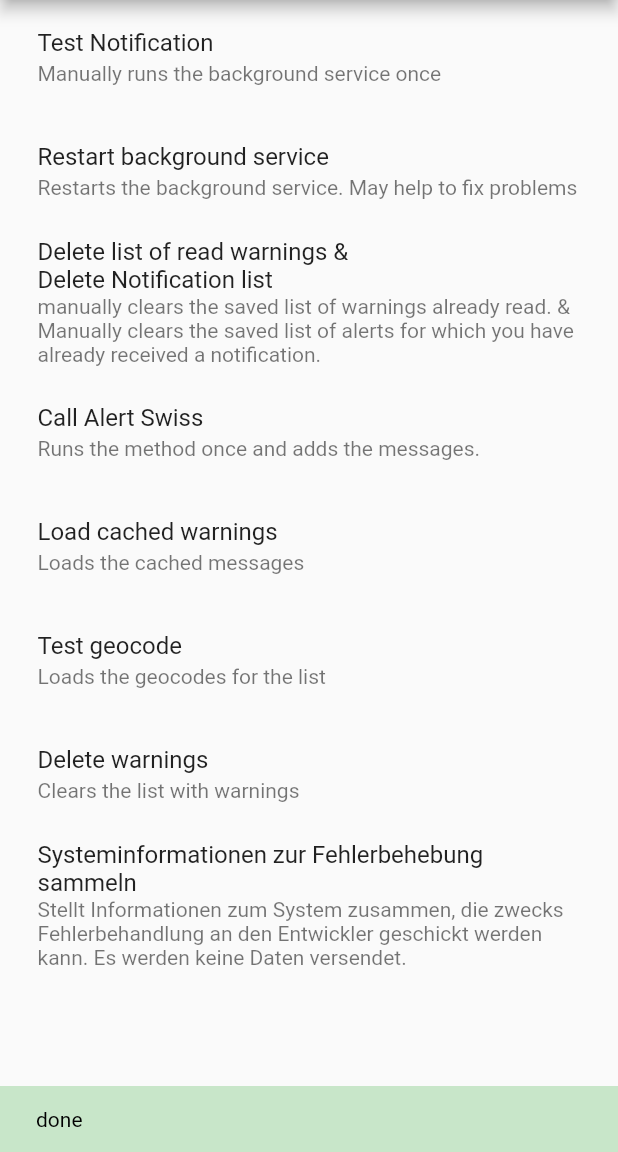
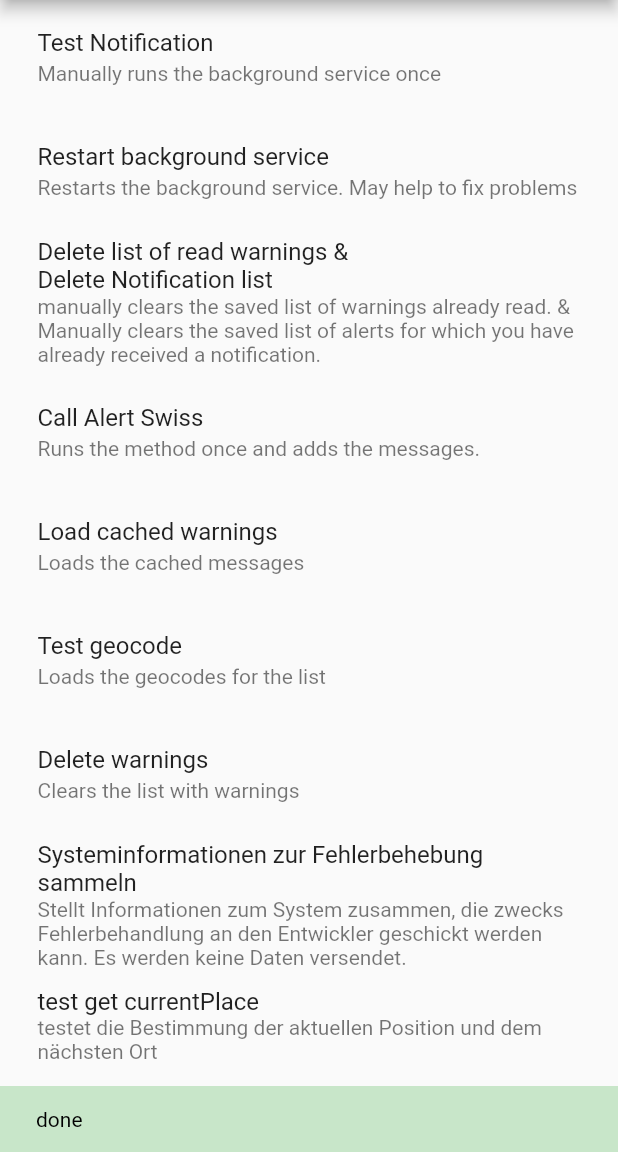
Before and after one commit to nucleus-ffm/foss_warn, a Flutter app: the DevSettings screen opened directly, after a tap on "Load cached warnings", on a phone screen of 412 x 824 dp, the part 84-1236 px from its top. Run offline on Flutter 3.47's test engine with Material 2 defaults, Android fonts, the phone set to English and light mode, and no system bars; our stand-ins replace flutter_local_notifications, geolocator, rxdart, share_plus, shared_preferences; missing offline and left inert: android_alarm_manager_plus, shared_preferences_android; accounts and stored records are empty; generated files the repository leaves out were written again; network calls fail.

Commit message:
add test for current location

```diff
--- a/lib/views/DevSettingsView.dart
+++ b/lib/views/DevSettingsView.dart
@@ -1,12 +1,13 @@
 import 'package:flutter/material.dart';
 import 'package:flutter/services.dart';
 import 'package:flutter_gen/gen_l10n/app_localizations.dart';
+import 'package:foss_warn/main.dart';
 
 import '../class/class_alarmManager.dart';
 import '../class/abstract_Place.dart';
 import '../services/checkForMyPlacesWarnings.dart';
 import '../services/listHandler.dart';
-import '../services/saveAndLoadSharedPreferences.dart';
+import '../services/locationService.dart';
 import '../services/alertSwiss.dart';
 import '../services/geocodeHandler.dart';
 import '../widgets/dialogs/systemInformationDialog.dart';
@@ -152,8 +153,8 @@ class _DevSettingsState extends State<DevSettings> {
                 subtitle: Text(AppLocalizations.of(context)
                     .dev_settings_load_cached_warnings_text),
                 onTap: () {
-                  print("load cached warnings");
-                  loadCachedWarnings();
+                  print("load cached warnings (not longer working");
+                  //loadCachedWarnings();
                   final snackBar = SnackBar(
                     content: Text(
                       AppLocalizations.of(context).dev_settings_success,
@@ -196,8 +197,9 @@ class _DevSettingsState extends State<DevSettings> {
                 subtitle: Text(AppLocalizations.of(context)
                     .dev_settings_delete_warnings_text),
                 onTap: () {
-                  print("delete warnings");
-                  warnMessageList.clear();
+                  print("delete warnings not longer working");
+                  userPreferences.currentPlace?.resetReadAndNotificationStatusForAllWarnings(context);
+                  // warnMessageList.clear();
                   final snackBar = SnackBar(
                     content: Text(
                       AppLocalizations.of(context).dev_settings_success,
@@ -237,6 +239,31 @@ class _DevSettingsState extends State<DevSettings> {
                   ScaffoldMessenger.of(context).showSnackBar(snackBar);
                 },
               ),
+              ListTile(
+                contentPadding: _settingsTileListPadding,
+                title: Text("test get currentPlace"),
+                subtitle: Text(
+                    "testet die Bestimmung der aktuellen Position und dem nächsten Ort "),
+                onTap: () async {
+                  print("suche aktuellen Standort und den nächsten bekannten Ort");
+                  Place? _currentPlace = await getCurrentClosedPlace();
+
+                  final snackBar = SnackBar(
+                    content: Text(
+                      _currentPlace != null ? "current place: ${_currentPlace.name}": "couldn't get place",
+                      style: TextStyle(color: Colors.black),
+                    ),
+                    backgroundColor: Colors.green[100],
+                  );
+
+                  // Find the ScaffoldMessenger in the widget tree
+                  // and use it to show a SnackBar.
+                  ScaffoldMessenger.of(context).showSnackBar(snackBar);
+                },
+              ),
+
+
+
             ],
           ),
         ),
```
